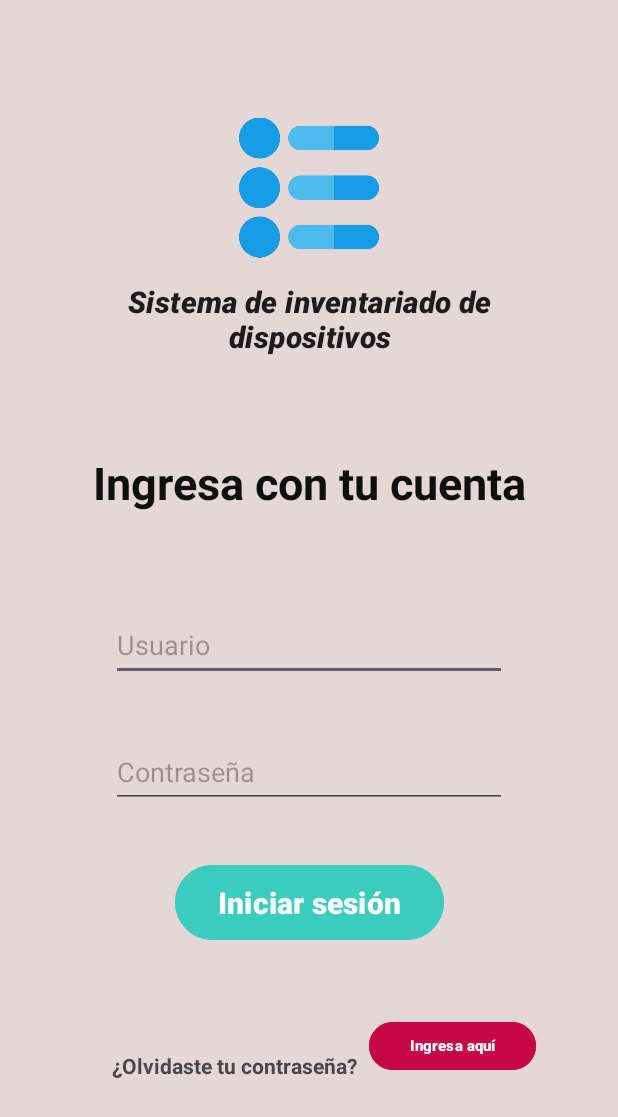
After one commit to calebc241998/IOT_Proyecto_G5, an Android app: the layout ingreso_cuenta.xml on its own in the app's theme, with its tools: preview values and no code run, on a phone screen of 412 x 824 dp. The commit adds this screen. Shown: the top 1117 px of the screen. Run offline under Robolectric (Android 15) with nearby library versions, the phone set to English and light mode, and no system bars.

Commit message:
ingreso_usuario

```diff
--- a/app/src/main/java/com/example/proyecto_g5/MainActivity.java
+++ b/app/src/main/java/com/example/proyecto_g5/MainActivity.java
@@ -14,7 +14,7 @@ public class MainActivity extends AppCompatActivity {
     protected void onCreate(Bundle savedInstanceState) {
         super.onCreate(savedInstanceState);
         EdgeToEdge.enable(this);
-        setContentView(R.layout.activity_main);
+        setContentView(R.layout.bienvenida);
         ViewCompat.setOnApplyWindowInsetsListener(findViewById(R.id.main), (v, insets) -> {
             Insets systemBars = insets.getInsets(WindowInsetsCompat.Type.systemBars());
             v.setPadding(systemBars.left, systemBars.top, systemBars.right, systemBars.bottom);
--- a/app/src/main/res/layout/activity_main.xml
+++ b/app/src/main/res/layout/bienvenida.xml
@@ -5,7 +5,7 @@
     android:id="@+id/main"
     android:layout_width="match_parent"
     android:layout_height="match_parent"
-    android:background="#CFC3C3"
+    android:background="#E6D7D7"
     tools:context=".MainActivity">
 
     <!-- Replace with your actual drawable resource -->
@@ -14,6 +14,7 @@
         android:id="@+id/textViewLab"
         android:layout_width="299dp"
         android:layout_height="134dp"
+        android:layout_marginStart="58dp"
         android:layout_marginEnd="58dp"
         android:layout_marginBottom="600dp"
         android:forceDarkAllowed="false"
@@ -24,6 +25,7 @@
         android:textStyle="bold|italic"
         app:layout_constraintBottom_toBottomOf="parent"
         app:layout_constraintEnd_toEndOf="parent"
+        app:layout_constraintStart_toStartOf="parent"
         app:layout_constraintTop_toBottomOf="@+id/imageViewLogo"
         tools:ignore="MissingConstraints" />
 
@@ -33,12 +35,12 @@
         android:layout_height="wrap_content"
         android:layout_marginStart="50dp"
         android:layout_marginTop="490dp"
-        android:layout_marginEnd="58dp"
+        android:layout_marginEnd="50dp"
         android:text="BIENVENIDOS"
         android:textAlignment="center"
         android:textAppearance="?attr/textAppearanceHeadline5"
         android:textSize="48sp"
-        android:textStyle="normal"
+        android:textStyle="normal|bold"
         app:layout_constraintBottom_toTopOf="@+id/buttonIngresar"
         app:layout_constraintEnd_toEndOf="parent"
         app:layout_constraintStart_toStartOf="parent"
@@ -65,18 +67,21 @@
         android:id="@+id/buttonIngresar"
         android:layout_width="138dp"
         android:layout_height="56dp"
+        android:layout_marginStart="136dp"
         android:layout_marginTop="35dp"
+        android:layout_marginEnd="136dp"
         android:layout_marginBottom="86dp"
-        android:backgroundTint="#00BCD4"
+        android:backgroundTint="#3ACCBD"
         android:text="Ingresar"
         android:textAlignment="center"
         android:textSize="20sp"
         android:textStyle="bold"
         app:iconTint="#00BCD4"
         app:layout_constraintBottom_toBottomOf="parent"
+        app:layout_constraintEnd_toEndOf="parent"
+        app:layout_constraintStart_toStartOf="parent"
         app:layout_constraintTop_toBottomOf="@+id/textViewBienvenido"
         app:strokeColor="#00BCD4"
-        tools:ignore="MissingConstraints"
-        tools:layout_editor_absoluteX="136dp" />
+        tools:ignore="MissingConstraints" />
 
 </androidx.constraintlayout.widget.ConstraintLayout>
--- /dev/null
+++ b/app/src/main/res/layout/ingreso_cuenta.xml
@@ -0,0 +1,147 @@
+<?xml version="1.0" encoding="utf-8"?>
+<androidx.constraintlayout.widget.ConstraintLayout xmlns:android="http://schemas.android.com/apk/res/android"
+    xmlns:app="http://schemas.android.com/apk/res-auto"
+    xmlns:tools="http://schemas.android.com/tools"
+    android:layout_width="match_parent"
+    android:layout_height="match_parent"
+    android:background="#E6D7D7">
+
+    <TextView
+        android:id="@+id/textView2"
+        android:layout_width="171dp"
+        android:layout_height="40dp"
+        android:layout_marginStart="120dp"
+        android:layout_marginBottom="100dp"
+        android:text="¿Olvidaste tu contraseña?  "
+        android:textStyle="bold"
+        app:layout_constraintBottom_toBottomOf="parent"
+        app:layout_constraintEnd_toStartOf="@+id/buttonOlvidoContraseña"
+        app:layout_constraintStart_toStartOf="parent"
+        app:layout_constraintTop_toBottomOf="@+id/buttonOlvidoContraseña"
+        tools:ignore="MissingConstraints" />
+
+    <Button
+        android:id="@+id/buttonInicioSesion"
+        android:layout_width="179dp"
+        android:layout_height="58dp"
+        android:layout_marginStart="116dp"
+        android:layout_marginEnd="116dp"
+        android:layout_marginBottom="39dp"
+        android:backgroundTint="#3ACCBD"
+        android:text="Iniciar sesión"
+
+        android:textAlignment="center"
+        android:textSize="20sp"
+        android:textStyle="bold"
+        app:iconTint="#00BCD4"
+        app:layout_constraintBottom_toTopOf="@+id/buttonOlvidoContraseña"
+        app:layout_constraintEnd_toEndOf="parent"
+        app:layout_constraintStart_toStartOf="parent"
+        app:layout_constraintTop_toBottomOf="@+id/editContrasena"
+        app:strokeColor="#00BCD4"
+        tools:ignore="MissingConstraints" />
+
+    <Button
+        android:id="@+id/buttonOlvidoContraseña"
+        android:layout_width="111dp"
+        android:layout_height="40dp"
+        android:layout_marginEnd="100dp"
+        android:layout_marginBottom="100dp"
+        android:backgroundTint="#C50747"
+        android:text="Ingresa aquí"
+
+        android:textAlignment="center"
+        android:textSize="10sp"
+        android:textStyle="bold"
+        app:iconTint="#00BCD4"
+        app:layout_constraintBottom_toBottomOf="parent"
+        app:layout_constraintEnd_toEndOf="parent"
+        app:layout_constraintStart_toEndOf="@+id/textView2"
+        app:layout_constraintTop_toBottomOf="@+id/buttonInicioSesion"
+        app:strokeColor="#00BCD4"
+        tools:ignore="MissingConstraints" />
+
+    <TextView
+        android:id="@+id/textView"
+        android:layout_width="356dp"
+        android:layout_height="57dp"
+        android:layout_marginStart="27dp"
+        android:layout_marginEnd="28dp"
+        android:layout_marginBottom="41dp"
+        android:text="Ingresa con tu cuenta"
+        android:textAlignment="center"
+        android:textColor="#100F0F"
+        android:textSize="30sp"
+        android:textStyle="normal|bold"
+        app:layout_constraintBottom_toTopOf="@+id/editUsuario"
+        app:layout_constraintEnd_toEndOf="parent"
+        app:layout_constraintStart_toStartOf="parent"
+        app:layout_constraintTop_toBottomOf="@+id/textViewLab"
+        tools:ignore="MissingConstraints" />
+
+    <TextView
+        android:id="@+id/textViewLab"
+        android:layout_width="296dp"
+        android:layout_height="73dp"
+        android:layout_marginStart="57dp"
+        android:layout_marginEnd="58dp"
+        android:layout_marginBottom="33dp"
+        android:forceDarkAllowed="false"
+        android:text="Sistema de inventariado de dispositivos"
+        android:textAlignment="center"
+        android:textAppearance="?attr/textAppearanceHeadline6"
+        android:textSize="20sp"
+        android:textStyle="bold|italic"
+        app:layout_constraintBottom_toTopOf="@+id/textView"
+        app:layout_constraintEnd_toEndOf="parent"
+        app:layout_constraintStart_toStartOf="parent"
+        app:layout_constraintTop_toBottomOf="@+id/imageViewLogo"
+        tools:ignore="MissingConstraints" />
+
+    <ImageView
+        android:id="@+id/imageViewLogo"
+        android:layout_width="93dp"
+        android:layout_height="111dp"
+        android:layout_marginStart="159dp"
+        android:layout_marginTop="62dp"
+        android:layout_marginEnd="159dp"
+        android:contentDescription="@string/logo"
+        android:src="@drawable/logo"
+        app:layout_constraintBottom_toTopOf="@+id/textViewLab"
+        app:layout_constraintEnd_toEndOf="parent"
+        app:layout_constraintStart_toStartOf="parent"
+        app:layout_constraintTop_toTopOf="parent"
+        tools:ignore="MissingConstraints" />
+
+    <EditText
+        android:id="@+id/editUsuario"
+        android:layout_width="264dp"
+        android:layout_height="47dp"
+        android:layout_marginStart="73dp"
+        android:layout_marginEnd="74dp"
+        android:layout_marginBottom="30dp"
+        android:ems="10"
+        android:hint="Usuario"
+        android:inputType="text"
+        app:layout_constraintBottom_toTopOf="@+id/editContrasena"
+        app:layout_constraintEnd_toEndOf="parent"
+        app:layout_constraintStart_toStartOf="parent"
+        app:layout_constraintTop_toBottomOf="@+id/textView"
+        tools:ignore="MissingConstraints" />
+
+    <EditText
+        android:id="@+id/editContrasena"
+        android:layout_width="264dp"
+        android:layout_height="47dp"
+        android:layout_marginStart="73dp"
+        android:layout_marginEnd="74dp"
+        android:layout_marginBottom="27dp"
+        android:ems="10"
+        android:hint="Contraseña"
+        android:inputType="text"
+        app:layout_constraintBottom_toTopOf="@+id/buttonInicioSesion"
+        app:layout_constraintEnd_toEndOf="parent"
+        app:layout_constraintStart_toStartOf="parent"
+        app:layout_constraintTop_toBottomOf="@+id/editUsuario"
+        tools:ignore="MissingConstraints" />
+</androidx.constraintlayout.widget.ConstraintLayout>
```
